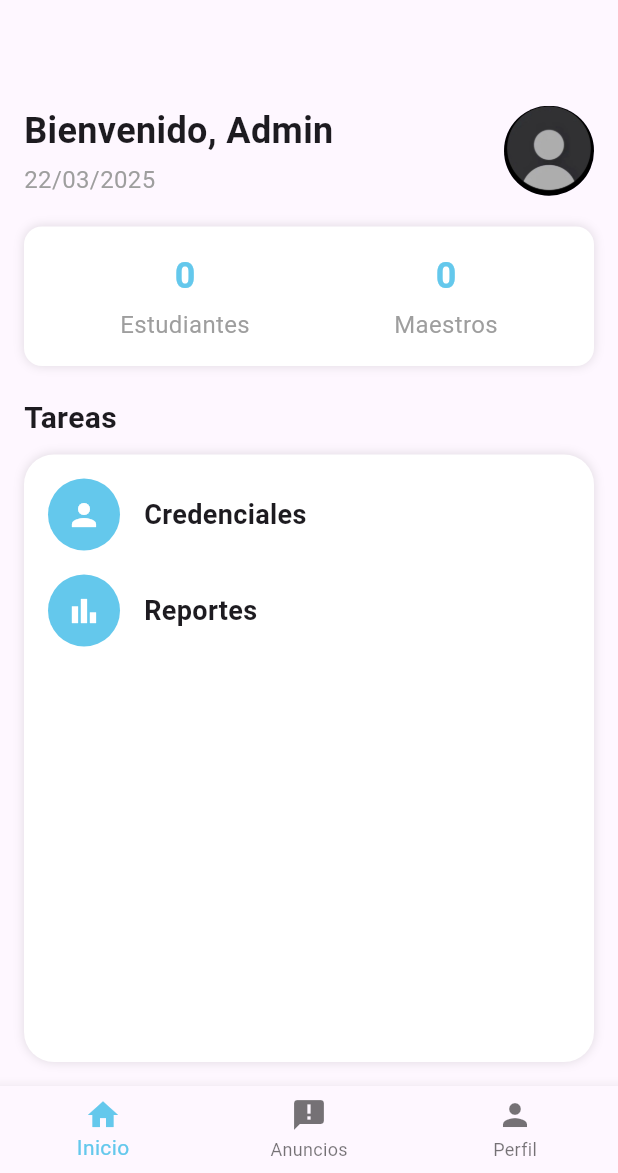
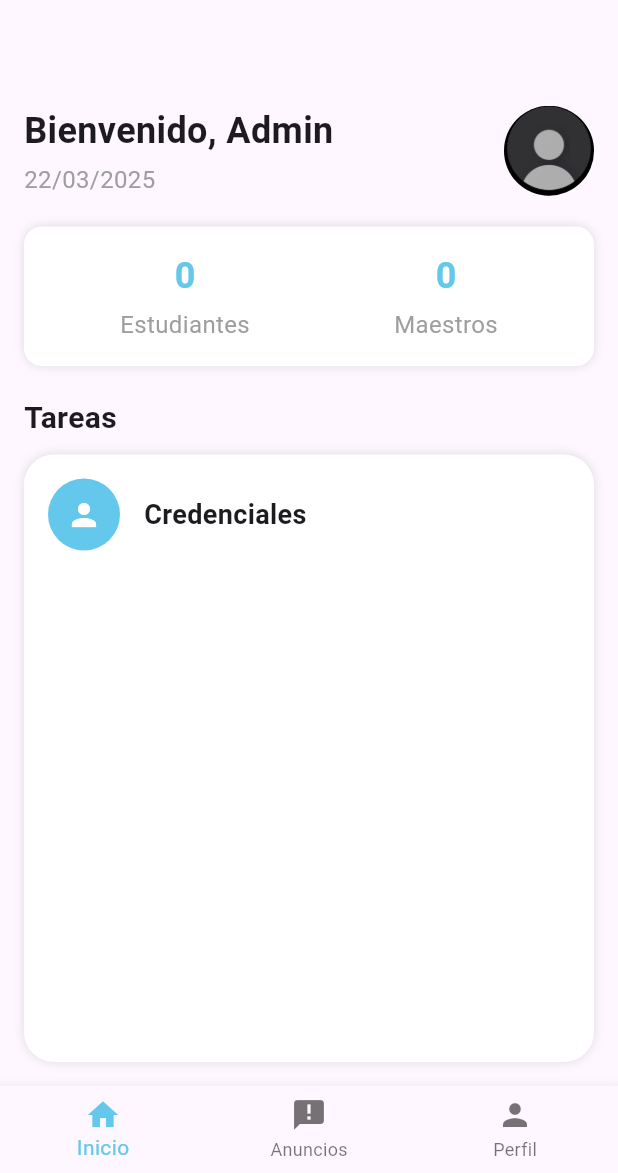
Before and after one commit to jarol03/APP-ESCUELA, a Flutter app: the HomeAdmin screen opened directly, on a phone screen of 412 x 824 dp, the part 63-1236 px from its top. Run offline on Flutter 3.47's test engine with Material 3 defaults, Android fonts, the light colour scheme and no system bars; our stand-ins replace cloud_firestore, diacritic, firebase_core, flutter_chat_types, flutter_chat_ui, image_picker and 3 more; accounts and stored records are empty.

Commit message:
Oculto reportes en admin y correciones pequeñas en perfil admin y avatar de home maestro

```diff
--- a/lib/perfil.dart
+++ b/lib/perfil.dart
@@ -156,6 +156,7 @@ class _PerfilScreenState extends State<PerfilScreen> {
                 const SizedBox(height: 20),
                 if (maestro != null) _buildMaestroInfo(maestro!),
                 if (alumno != null) _buildAlumnoInfo(alumno!),
+                if(alumno == null && maestro == null) _buildInfoRow("Nombre:", "Admin")
               ],
             ),
           ),
--- a/lib/vista/home_admin.dart
+++ b/lib/vista/home_admin.dart
@@ -211,17 +211,17 @@ class _HomeAdminContentState extends State<HomeAdminContent> {
                     ),
                   ),
                   const SizedBox(height: 16),
-                  _buildTaskRow(
-                    context,
-                    Icons.bar_chart,
-                    "Reportes",
-                    () => Navigator.push(
-                      context,
-                      MaterialPageRoute(
-                        builder: (context) => const ReportesScreen(),
-                      ),
-                    ),
-                  ),
+                  // _buildTaskRow(
+                  //   context,
+                  //   Icons.bar_chart,
+                  //   "Reportes",
+                  //   () => Navigator.push(
+                  //     context,
+                  //     MaterialPageRoute(
+                  //       builder: (context) => const ReportesScreen(),
+                  //     ),
+                  //   ),
+                  // ),
                 ],
               ),
             ),
```
Also changed, not shown: lib/vista/home_maestro.dart (+6 -2 lines), 8 other files.
